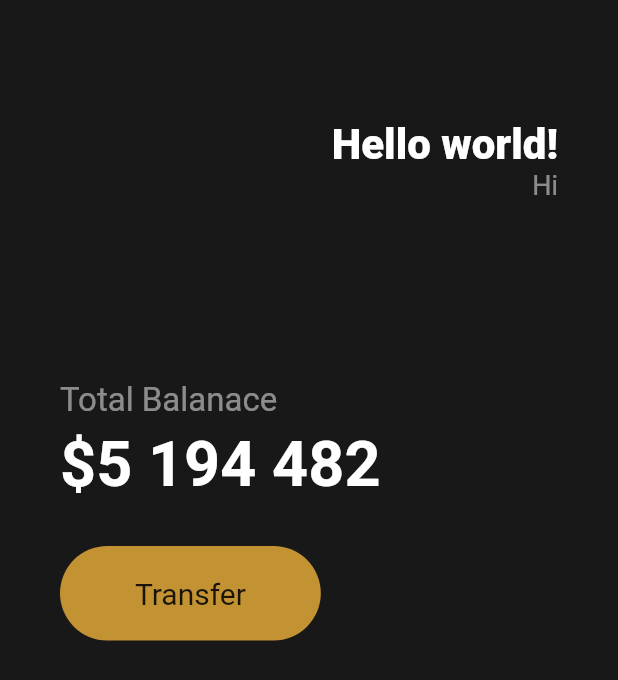
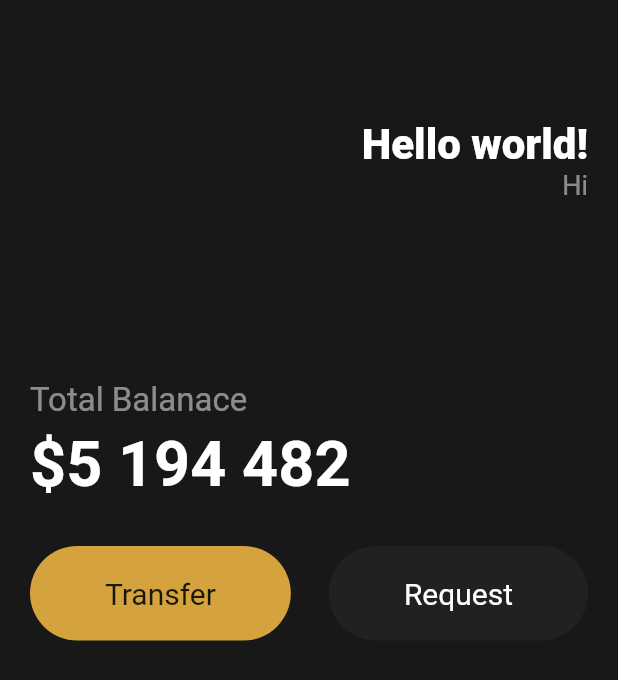
Before and after one commit to decemberkms/cartoon_clone, a Flutter app: the screen it shows after launch, on a phone screen of 412 x 824 dp. Shown: the top 680 px of the screen. Run offline on Flutter 3.47's test engine with Material 2 defaults, Android fonts, the phone set to English and light mode, and no system bars.

Commit message:
new button

```diff
--- a/app01/lib/main.dart
+++ b/app01/lib/main.dart
@@ -13,7 +13,7 @@ class App extends StatelessWidget {
       home: Scaffold(
         backgroundColor: const Color(0xff181818),
         body: Padding(
-          padding: const EdgeInsets.symmetric(horizontal: 40.0),
+          padding: const EdgeInsets.symmetric(horizontal: 20.0),
           child: Column(
             crossAxisAlignment: CrossAxisAlignment.start,
             children: [
@@ -70,10 +70,11 @@ class App extends StatelessWidget {
                 height: 30.0,
               ),
               Row(
+                mainAxisAlignment: MainAxisAlignment.spaceBetween,
                 children: [
                   Container(
                     decoration: BoxDecoration(
-                      color: const Color.fromARGB(200, 241, 180, 59),
+                      color: const Color.fromARGB(221, 242, 184, 68),
                       borderRadius: BorderRadius.circular(45),
                     ),
                     child: const Padding(
@@ -88,6 +89,25 @@ class App extends StatelessWidget {
                         ),
                       ),
                     ),
+                  ),
+                  Container(
+                    decoration: BoxDecoration(
+                      color: const Color(0XFF1F2123),
+                      borderRadius: BorderRadius.circular(45),
+                    ),
+                    child: const Padding(
+                      padding: EdgeInsets.symmetric(
+                        vertical: 20,
+                        horizontal: 50,
+                      ),
+                      child: Text(
+                        "Request",
+                        style: TextStyle(
+                          color: Colors.white,
+                          fontSize: 20,
+                        ),
+                      ),
+                    ),
                   )
                 ],
               ),
```
